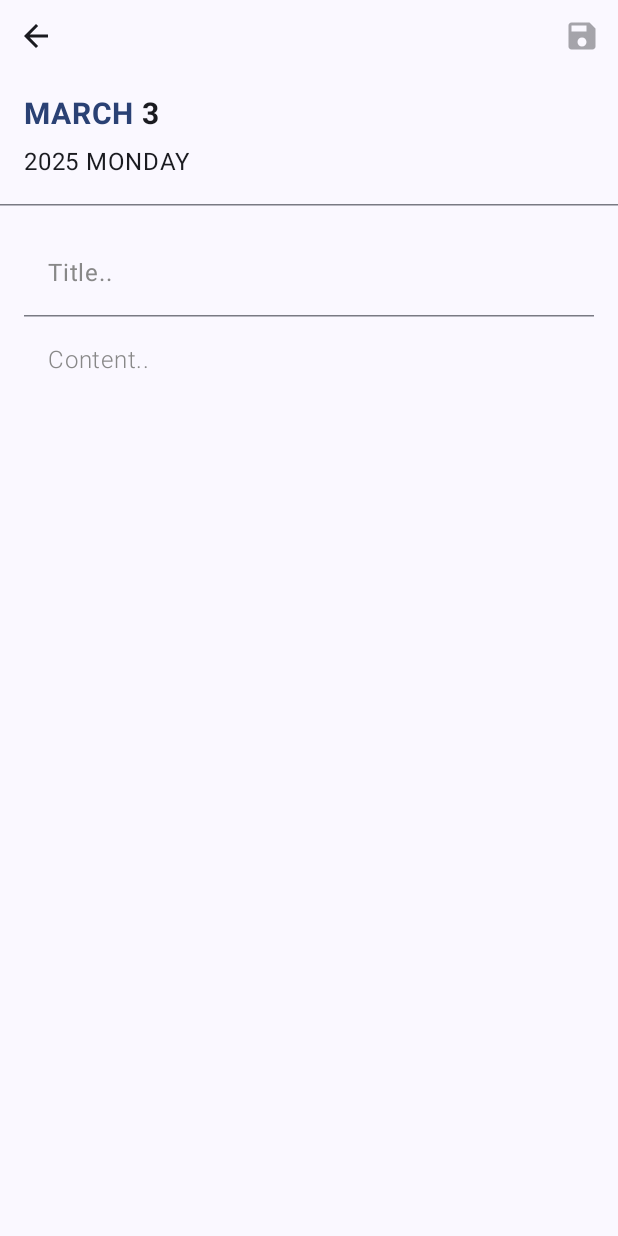
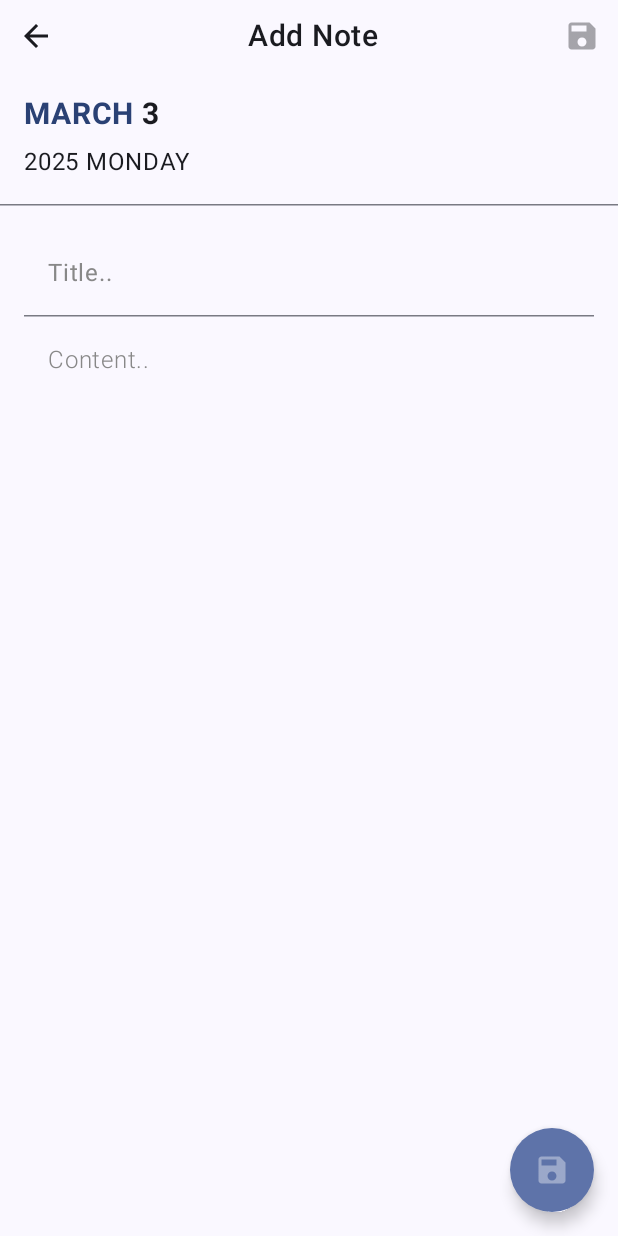
Before and after one commit to ajloinformatico/NewKeepItDroid, an Android app built with Jetpack Compose: the add screen opened through its navigation route, on a phone screen of 412 x 824 dp. Run offline under Robolectric (Android 15) with nearby library versions, the phone set to English and light mode, and no system bars; our stand-ins replace Dagger/Hilt's generated code, Room's generated code.

Commit message:
fix some visual issues and update onBackPressed main event to save location and launching dialog

```diff
--- a/app/src/main/java/es/infolojo/newkeepitdroid/ui/activities/main/events/MainEvents.kt
+++ b/app/src/main/java/es/infolojo/newkeepitdroid/ui/activities/main/events/MainEvents.kt
@@ -7,5 +7,5 @@ sealed interface MainEvents {
     data class ShowMessage(val message: UIMessagesVO) : MainEvents
     data class CustomMessage(val message: String) : MainEvents
     data object HideKeyBoard : MainEvents
-    data object OnBackPressed : MainEvents
+    data class OnBackPressed(val screensRoutes: ScreensRoutes) : MainEvents
 }
--- a/app/src/main/java/es/infolojo/newkeepitdroid/ui/screens/add/AddScreen.kt
+++ b/app/src/main/java/es/infolojo/newkeepitdroid/ui/screens/add/AddScreen.kt
@@ -1,16 +1,16 @@
 package es.infolojo.newkeepitdroid.ui.screens.add
 
-import android.util.Log
 import androidx.compose.foundation.layout.Arrangement
 import androidx.compose.foundation.layout.Column
 import androidx.compose.foundation.layout.Row
-import androidx.compose.foundation.layout.Spacer
 import androidx.compose.foundation.layout.fillMaxWidth
 import androidx.compose.foundation.layout.height
 import androidx.compose.foundation.layout.padding
+import androidx.compose.foundation.shape.CircleShape
 import androidx.compose.foundation.text.KeyboardOptions
 import androidx.compose.material.icons.Icons
 import androidx.compose.material.icons.automirrored.filled.ArrowBack
+import androidx.compose.material3.FloatingActionButton
 import androidx.compose.material3.HorizontalDivider
 import androidx.compose.material3.Icon
 import androidx.compose.material3.IconButton
@@ -20,6 +20,7 @@ import androidx.compose.material3.Text
 import androidx.compose.material3.TextField
 import androidx.compose.material3.TextFieldDefaults
 import androidx.compose.runtime.Composable
+import androidx.compose.ui.Alignment
 import androidx.compose.ui.Modifier
 import androidx.compose.ui.graphics.Color
 import androidx.compose.ui.res.painterResource
@@ -30,15 +31,16 @@ import androidx.compose.ui.text.buildAnnotatedString
 import androidx.compose.ui.text.font.FontWeight
 import androidx.compose.ui.text.input.ImeAction
 import androidx.compose.ui.text.input.KeyboardCapitalization
+import androidx.compose.ui.text.style.TextAlign
 import androidx.compose.ui.text.withStyle
 import androidx.compose.ui.tooling.preview.Preview
 import androidx.compose.ui.unit.dp
 import androidx.compose.ui.unit.sp
 import androidx.hilt.navigation.compose.hiltViewModel
 import es.infolojo.newkeepitdroid.R
+import es.infolojo.newkeepitdroid.navigation.ScreensRoutes
 import es.infolojo.newkeepitdroid.ui.activities.main.events.MainEvents
-
-private const val CLASS_NAME = "AddScreen"
+import es.infolojo.newkeepitdroid.utils.capitalizeSentence
 
 @Composable
 fun AddScreen(
@@ -60,7 +62,7 @@ fun AddScreen(
                 // IconButton can be used as a clickable element with the icon as a composable param
                 // that will include the real icon inside. In this case we use it to save.
                 IconButton(
-                    onClick = { mainEvents(MainEvents.OnBackPressed) }
+                    onClick = { mainEvents(MainEvents.OnBackPressed(ScreensRoutes.Add)) }
                 ) {
                     Icon(
                         imageVector = Icons.AutoMirrored.Filled.ArrowBack,
@@ -70,9 +72,37 @@ fun AddScreen(
 
                 // Space between first and second Icons. with weight 1 we will take all the space
                 // and have the icons at the ends of the screens.
-                Spacer(modifier = Modifier.weight(1f))
+                Text(
+                    modifier = Modifier.weight(1f)
+                        .fillMaxWidth()
+                        .align(Alignment.CenterVertically),
+                    textAlign = TextAlign.Center,
+                    fontWeight = FontWeight.SemiBold,
+                    fontSize = 20.sp,
+                    text = stringResource(R.string.add_note).capitalizeSentence()
+                )
 
                 // Same of the previous IconButton. But in this case it is to save
+                IconButton(
+                    onClick = {
+                        viewModel?.insertNote()
+                    },
+                    enabled = viewModel?.buttonValidated == true
+                ) {
+                    Icon(
+                        painter = painterResource(R.drawable.baseline_save_24),
+                        contentDescription = stringResource(R.string.save_icon)
+                    )
+                }
+            }
+        },
+        // floating button to add a new note
+        floatingActionButton = {
+            FloatingActionButton(
+                shape = CircleShape,
+                // onClick will be manager in IconButton
+                onClick = { /*no-op*/ }
+            ) {
                 IconButton(
                     onClick = {
                         viewModel?.insertNote()
--- a/app/src/main/java/es/infolojo/newkeepitdroid/ui/screens/add/AddScreenViewModel.kt
+++ b/app/src/main/java/es/infolojo/newkeepitdroid/ui/screens/add/AddScreenViewModel.kt
@@ -11,6 +11,7 @@ import es.infolojo.newkeepitdroid.domain.data.common.DateModel
 import es.infolojo.newkeepitdroid.domain.usecase.InsertNoteUseCase
 import es.infolojo.newkeepitdroid.domain.usecase.IsNoteAlReadyInDataBase
 import es.infolojo.newkeepitdroid.domain.usecase.UpdateNoteUseCase
+import es.infolojo.newkeepitdroid.navigation.ScreensRoutes
 import es.infolojo.newkeepitdroid.ui.activities.main.events.MainEvents
 import es.infolojo.newkeepitdroid.ui.screens.vo.UIMessagesVO
 import es.infolojo.newkeepitdroid.utils.validateContent
@@ -91,6 +92,7 @@ class AddScreenViewModel @Inject constructor(
                 viewModelScope.launch(Dispatchers.Main) {
                     mainEvents(MainEvents.HideKeyBoard)
                     mainEvents(MainEvents.ShowMessage(UIMessagesVO.DATA_BASE_UPDATED))
+                    mainEvents(MainEvents.OnBackPressed(ScreensRoutes.Add))
                 }
             } else {
                 val newNoteAddedId = insertNoteUseCase(newNote)
@@ -100,6 +102,7 @@ class AddScreenViewModel @Inject constructor(
                 viewModelScope.launch(Dispatchers.Main) {
                     mainEvents(MainEvents.HideKeyBoard)
                     mainEvents(MainEvents.ShowMessage(UIMessagesVO.DATABASE_NOTE_ADDED))
+                    mainEvents(MainEvents.OnBackPressed(ScreensRoutes.Add))
                 }
             }
         }
--- a/app/src/main/java/es/infolojo/newkeepitdroid/ui/screens/search/SearchScreen.kt
+++ b/app/src/main/java/es/infolojo/newkeepitdroid/ui/screens/search/SearchScreen.kt
@@ -25,6 +25,7 @@ import androidx.compose.ui.tooling.preview.Preview
 import androidx.compose.ui.unit.dp
 import androidx.hilt.navigation.compose.hiltViewModel
 import es.infolojo.newkeepitdroid.R
+import es.infolojo.newkeepitdroid.navigation.ScreensRoutes
 import es.infolojo.newkeepitdroid.ui.activities.main.events.MainEvents
 
 @OptIn(ExperimentalMaterial3Api::class)
@@ -55,7 +56,7 @@ fun SearchScreen(
         },
         leadingIcon = {
             IconButton(
-                onClick = { mainEvents(MainEvents.OnBackPressed) }
+                onClick = { mainEvents(MainEvents.OnBackPressed(ScreensRoutes.Search)) }
             ) {
                 Icon(
                     imageVector = Icons.AutoMirrored.Filled.ArrowBack,
--- a/app/src/main/java/es/infolojo/newkeepitdroid/ui/screens/update/UpdateScreenViewModel.kt
+++ b/app/src/main/java/es/infolojo/newkeepitdroid/ui/screens/update/UpdateScreenViewModel.kt
@@ -12,6 +12,7 @@ import es.infolojo.newkeepitdroid.domain.usecase.GetNotesUseCase
 import es.infolojo.newkeepitdroid.domain.usecase.IsNoteAlReadyInDataBase
 import es.infolojo.newkeepitdroid.domain.usecase.SortOrder
 import es.infolojo.newkeepitdroid.domain.usecase.UpdateNoteUseCase
+import es.infolojo.newkeepitdroid.navigation.ScreensRoutes
 import es.infolojo.newkeepitdroid.ui.activities.main.events.MainEvents
 import es.infolojo.newkeepitdroid.ui.screens.vo.UIMessagesVO
 import es.infolojo.newkeepitdroid.utils.validateContent
@@ -124,6 +125,7 @@ class UpdateScreenViewModel @Inject constructor(
             viewModelScope.launch(Dispatchers.Main) {
                 mainEvents(MainEvents.HideKeyBoard)
                 mainEvents(MainEvents.ShowMessage(UIMessagesVO.DATA_BASE_UPDATED))
+                mainEvents(MainEvents.OnBackPressed(ScreensRoutes.Update))
             }
         }
     }
--- a/app/src/main/java/es/infolojo/newkeepitdroid/utils/StringExtensions.kt
+++ b/app/src/main/java/es/infolojo/newkeepitdroid/utils/StringExtensions.kt
@@ -11,3 +11,19 @@ fun String.validateTitleOnUpdate(originalValue: String): Boolean =
 
 fun String.validateContentOnUpdate(originalValue: String): Boolean =
     this.validateContent() && !this.equals(originalValue, ignoreCase = true)
+
+/**
+ * Capitalizes the first letter of each word in a sentence.
+ */
+fun String.capitalizeSentence(): String {
+    var newText = ""
+    this.split(" ").map {
+        newText += " " + it.replaceFirstChar {
+            firstChar -> firstChar.uppercase()
+        }
+    }
+    newText.replaceFirstChar { "" }
+    return newText
+}
+
+fun String.lengthOfWords(): Int = this.split(" ").size
```
Also changed, not shown: app/src/main/java/es/infolojo/newkeepitdroid/ui/activities/main/MainActivity.kt (+35 -3 lines), app/src/main/java/es/infolojo/newkeepitdroid/ui/screens/home/HomeScreen.kt (+8 -1 lines), app/src/main/java/es/infolojo/newkeepitdroid/ui/screens/home/ItemNote.kt (+15 -13 lines), app/src/main/java/es/infolojo/newkeepitdroid/ui/screens/update/UpdateScreen.kt (+36 -2 lines), app/src/main/res/values/strings.xml (+6 -1 lines).
